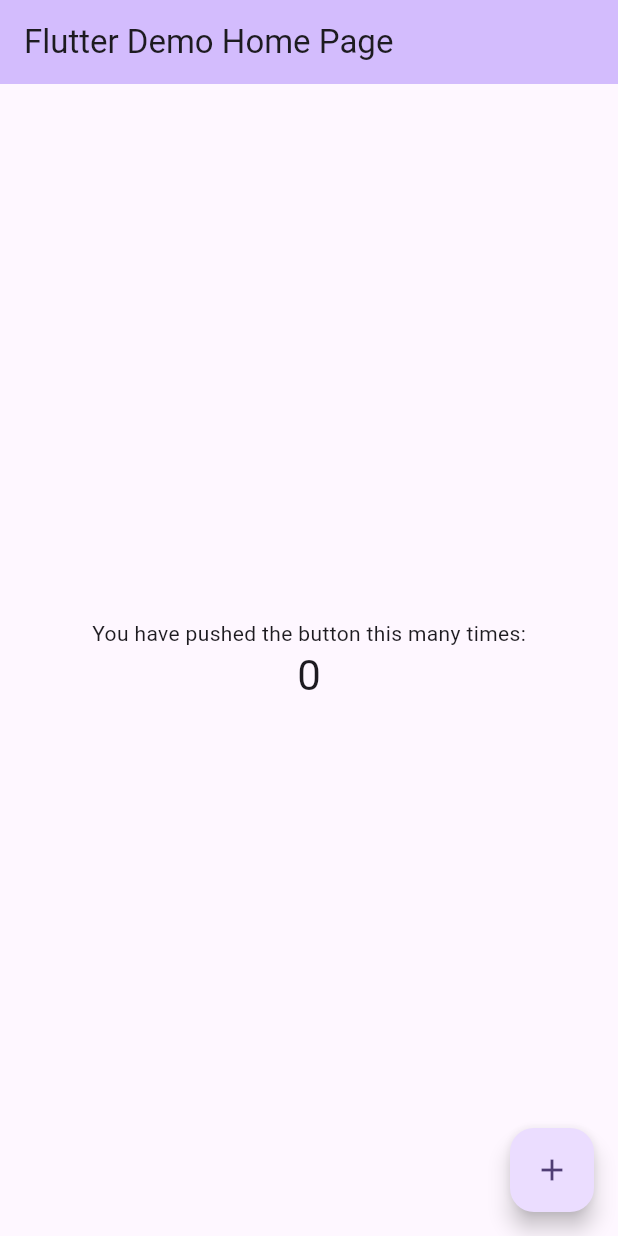
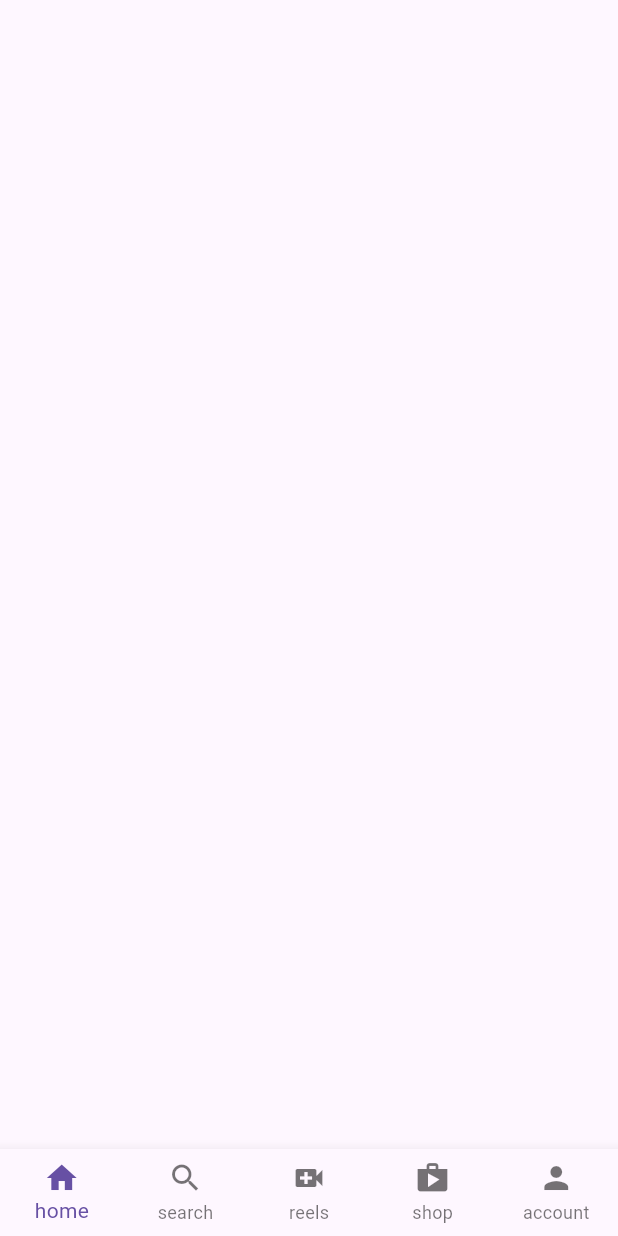
Before and after one commit to Abdul-Hadi-Jalil/instagram-ui-clone, a Flutter app: the screen it shows after launch, on a phone screen of 412 x 824 dp. Run offline on Flutter 3.47's test engine with Material 3 defaults, Android fonts, the phone set to English and light mode, and no system bars.

Commit message:
bottom nav bar and created screens for it

```diff
--- /dev/null
+++ b/lib/app.dart
@@ -0,0 +1,50 @@
+import 'package:flutter/material.dart';
+import 'package:instagram_ui_clone/screens/account_screen.dart';
+import 'package:instagram_ui_clone/screens/home_screen.dart';
+import 'package:instagram_ui_clone/screens/reels_screen.dart';
+import 'package:instagram_ui_clone/screens/search_screen.dart';
+import 'package:instagram_ui_clone/screens/shop_screen.dart';
+
+class App extends StatefulWidget {
+  const App({super.key});
+
+  @override
+  State<App> createState() => _AppState();
+}
+
+class _AppState extends State<App> {
+  int _selectedIndex = 0;
+
+  final List<Widget> _selectedScreen = [
+    HomeScreen(),
+    SearchScreen(),
+    ReelsScreen(),
+    ShopScreen(),
+    AccountScreen(),
+  ];
+
+  void bottomNavBar(int index) {
+    setState(() {
+      _selectedIndex = index;
+    });
+  }
+
+  @override
+  Widget build(BuildContext context) {
+    return Scaffold(
+      body: _selectedScreen[_selectedIndex],
+      bottomNavigationBar: BottomNavigationBar(
+        currentIndex: _selectedIndex,
+        type: BottomNavigationBarType.fixed,
+        onTap: bottomNavBar,
+        items: [
+          BottomNavigationBarItem(icon: Icon(Icons.home), label: 'home'),
+          BottomNavigationBarItem(icon: Icon(Icons.search), label: 'search'),
+          BottomNavigationBarItem(icon: Icon(Icons.video_call), label: 'reels'),
+          BottomNavigationBarItem(icon: Icon(Icons.shop), label: 'shop'),
+          BottomNavigationBarItem(icon: Icon(Icons.person), label: 'account'),
+        ],
+      ),
+    );
+  }
+}
--- a/lib/main.dart
+++ b/lib/main.dart
@@ -1,4 +1,5 @@
 import 'package:flutter/material.dart';
+import 'package:instagram_ui_clone/app.dart';
 
 void main() {
   runApp(const MyApp());
@@ -11,112 +12,9 @@ class MyApp extends StatelessWidget {
   @override
   Widget build(BuildContext context) {
     return MaterialApp(
-      title: 'Flutter Demo',
-      theme: ThemeData(
-        // This is the theme of your application.
-        //
-        // TRY THIS: Try running your application with "flutter run". You'll see
-        // the application has a purple toolbar. Then, without quitting the app,
-        // try changing the seedColor in the colorScheme below to Colors.green
-        // and then invoke "hot reload" (save your changes or press the "hot
-        // reload" button in a Flutter-supported IDE, or press "r" if you used
-        // the command line to start the app).
-        //
-        // Notice that the counter didn't reset back to zero; the application
-        // state is not lost during the reload. To reset the state, use hot
-        // restart instead.
-        //
-        // This works for code too, not just values: Most code changes can be
-        // tested with just a hot reload.
-        colorScheme: .fromSeed(seedColor: Colors.deepPurple),
-      ),
-      home: const MyHomePage(title: 'Flutter Demo Home Page'),
+      debugShowCheckedModeBanner: false,
+      title: 'Instagram UI Clone',
+      home: const App(),
     );
   }
 }
-
-class MyHomePage extends StatefulWidget {
-  const MyHomePage({super.key, required this.title});
-
-  // This widget is the home page of your application. It is stateful, meaning
-  // that it has a State object (defined below) that contains fields that affect
-  // how it looks.
-
-  // This class is the configuration for the state. It holds the values (in this
-  // case the title) provided by the parent (in this case the App widget) and
-  // used by the build method of the State. Fields in a Widget subclass are
-  // always marked "final".
-
-  final String title;
-
-  @override
-  State<MyHomePage> createState() => _MyHomePageState();
-}
-
-class _MyHomePageState extends State<MyHomePage> {
-  int _counter = 0;
-
-  void _incrementCounter() {
-    setState(() {
-      // This call to setState tells the Flutter framework that something has
-      // changed in this State, which causes it to rerun the build method below
-      // so that the display can reflect the updated values. If we changed
-      // _counter without calling setState(), then the build method would not be
-      // called again, and so nothing would appear to happen.
-      _counter++;
-    });
-  }
-
-  @override
-  Widget build(BuildContext context) {
-    // This method is rerun every time setState is called, for instance as done
-    // by the _incrementCounter method above.
-    //
-    // The Flutter framework has been optimized to make rerunning build methods
-    // fast, so that you can just rebuild anything that needs updating rather
-    // than having to individually change instances of widgets.
-    return Scaffold(
-      appBar: AppBar(
-        // TRY THIS: Try changing the color here to a specific color (to
-        // Colors.amber, perhaps?) and trigger a hot reload to see the AppBar
-        // change color while the other colors stay the same.
-        backgroundColor: Theme.of(context).colorScheme.inversePrimary,
-        // Here we take the value from the MyHomePage object that was created by
-        // the App.build method, and use it to set our appbar title.
-        title: Text(widget.title),
-      ),
-      body: Center(
-        // Center is a layout widget. It takes a single child and positions it
-        // in the middle of the parent.
-        child: Column(
-          // Column is also a layout widget. It takes a list of children and
-          // arranges them vertically. By default, it sizes itself to fit its
-          // children horizontally, and tries to be as tall as its parent.
-          //
-          // Column has various properties to control how it sizes itself and
-          // how it positions its children. Here we use mainAxisAlignment to
-          // center the children vertically; the main axis here is the vertical
-          // axis because Columns are vertical (the cross axis would be
-          // horizontal).
-          //
-          // TRY THIS: Invoke "debug painting" (choose the "Toggle Debug Paint"
-          // action in the IDE, or press "p" in the console), to see the
-          // wireframe for each widget.
-          mainAxisAlignment: .center,
-          children: [
-            const Text('You have pushed the button this many times:'),
-            Text(
-              '$_counter',
-              style: Theme.of(context).textTheme.headlineMedium,
-            ),
-          ],
-        ),
-      ),
-      floatingActionButton: FloatingActionButton(
-        onPressed: _incrementCounter,
-        tooltip: 'Increment',
-        child: const Icon(Icons.add),
-      ),
-    );
-  }
-}
--- /dev/null
+++ b/lib/screens/home_screen.dart
@@ -0,0 +1,10 @@
+import 'package:flutter/material.dart';
+
+class HomeScreen extends StatelessWidget {
+  const HomeScreen({super.key});
+
+  @override
+  Widget build(BuildContext context) {
+    return Scaffold();
+  }
+}
```
Also changed, not shown: lib/screens/account_screen.dart (added, +10 -0 lines), lib/screens/reels_screen.dart (added, +10 -0 lines), lib/screens/search_screen.dart (added, +10 -0 lines), lib/screens/shop_screen.dart (added, +10 -0 lines).
